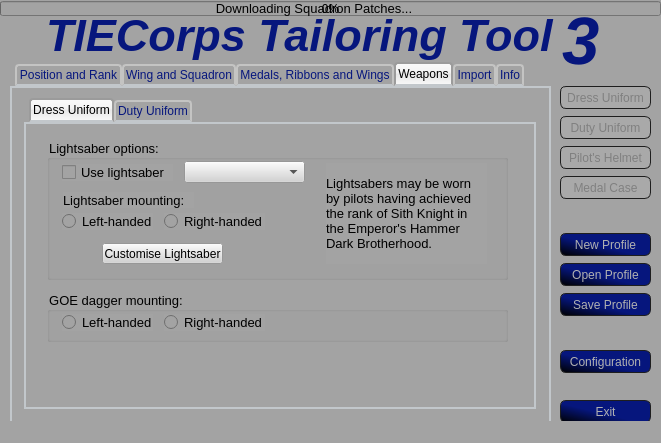
First picture: the form in data/uis/ttt.ui, repository SmTaUcM/TTT3, before the edit.
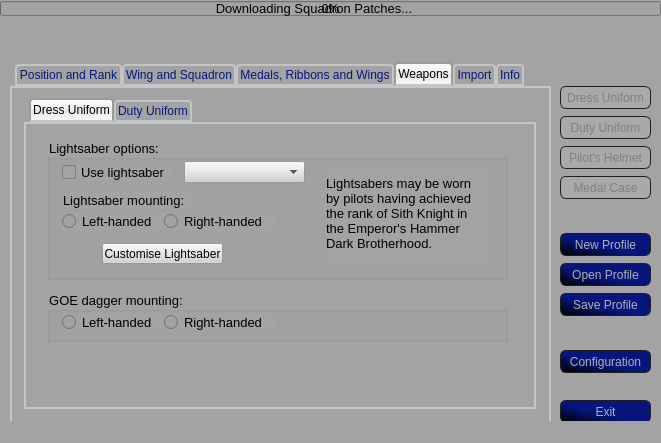
Second picture: the form after the edit. The open tabs and pages were chosen to show the change. Icons and pictures are not drawn.

Commit message: Scaling - ttt.ui now scales with DPI settings.

What changed in the file:
```diff
--- a/data/uis/ttt.ui
+++ b/data/uis/ttt.ui
@@ -45,8 +45,8 @@
      <rect>
       <x>46</x>
       <y>10</y>
-      <width>521</width>
-      <height>51</height>
+      <width>561</width>
+      <height>61</height>
      </rect>
     </property>
     <property name="font">
@@ -62,32 +62,10 @@
      <string notr="true">color: rgb(6, 22, 125);</string>
     </property>
     <property name="text">
-     <string>TIECorps Tailoring Tool</string>
+     <string/>
     </property>
-   </widget>
-   <widget class="QLabel" name="label_2">
-    <property name="geometry">
-     <rect>
-      <x>562</x>
-      <y>11</y>
-      <width>41</width>
-      <height>60</height>
-     </rect>
-    </property>
-    <property name="font">
-     <font>
-      <family>Arial</family>
-      <pointsize>50</pointsize>
-      <weight>75</weight>
-      <italic>true</italic>
-      <bold>true</bold>
-     </font>
-    </property>
-    <property name="styleSheet">
-     <string notr="true">color: rgb(6, 22, 125);</string>
-    </property>
-    <property name="text">
-     <string>3</string>
+    <property name="pixmap">
+     <pixmap resource="../../_Resource/resource.qrc">:/icons/title.png</pixmap>
     </property>
    </widget>
    <widget class="QTabWidget" name="tabWidget">
@@ -2049,7 +2027,7 @@
           <rect>
            <x>15</x>
            <y>23</y>
-           <width>91</width>
+           <width>101</width>
            <height>17</height>
           </rect>
          </property>
@@ -2068,7 +2046,7 @@
           <rect>
            <x>117</x>
            <y>23</y>
-           <width>101</width>
+           <width>111</width>
            <height>17</height>
           </rect>
          </property>
@@ -2106,7 +2084,7 @@
           <rect>
            <x>117</x>
            <y>74</y>
-           <width>101</width>
+           <width>111</width>
            <height>17</height>
           </rect>
          </property>
@@ -2125,7 +2103,7 @@
           <rect>
            <x>15</x>
            <y>74</y>
-           <width>91</width>
+           <width>101</width>
            <height>17</height>
           </rect>
          </property>
```
Left out of the diff: 16 changed lines with no effect on the pictures. The commit also changes 4 other files.
